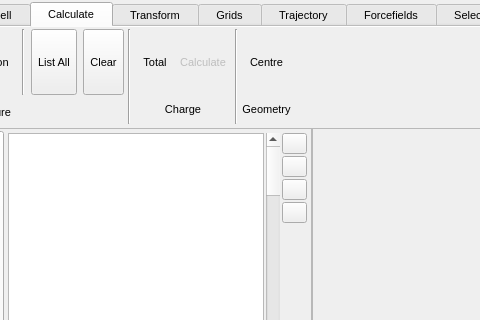
Old version of the form src/gui/mainwindow.ui in the repository trisyoungs/aten; both pictures show x 149 to 629 and y 0 to 320 of the 1146 by 722 pixel window.
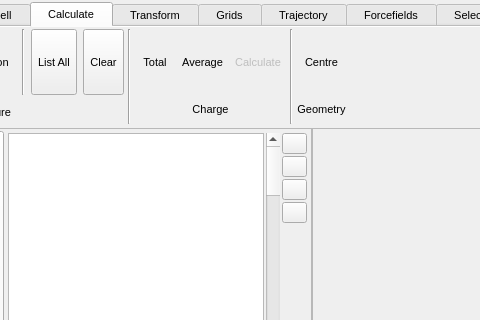
New version of the form. The open tabs and pages were chosen to show the change. Icons and pictures are not drawn. Custom widgets are drawn as their Qt base class.

Commit message: Added average charge calculation, and the ability to smear charges over selected atoms. Added qt.conf to AppImage extra data.

```diff
--- a/src/gui/mainwindow.ui
+++ b/src/gui/mainwindow.ui
@@ -4611,7 +4611,7 @@
             </property>
            </widget>
           </item>
-          <item row="0" column="1">
+          <item row="0" column="2">
            <widget class="TMenuButton" name="CalculateChargeCalculateButton">
             <property name="enabled">
              <bool>false</bool>
@@ -4663,7 +4663,7 @@
             </property>
            </widget>
           </item>
-          <item row="1" column="0" colspan="2">
+          <item row="1" column="0" colspan="3">
            <widget class="QLabel" name="label_23">
             <property name="text">
              <string>Charge</string>
@@ -4673,6 +4673,59 @@
             </property>
            </widget>
           </item>
+          <item row="0" column="1">
+           <widget class="TMenuButton" name="CalculateChargeAverageButton">
+            <property name="sizePolicy">
+             <sizepolicy hsizetype="Preferred" vsizetype="Fixed">
+              <horstretch>0</horstretch>
+              <verstretch>0</verstretch>
+             </sizepolicy>
+            </property>
+            <property name="minimumSize">
+             <size>
+              <width>40</width>
+              <height>66</height>
+             </size>
+            </property>
+            <property name="maximumSize">
+             <size>
+              <width>56</width>
+              <height>66</height>
+             </size>
+            </property>
+            <property name="toolTip">
+             <string>Calculate total charge in selection (or model)</string>
+            </property>
+            <property name="text">
+             <string>Average</string>
+            </property>
+            <property name="icon">
+             <iconset resource="icons.qrc">
+              <normaloff>:/basic/icons/basic_average.svg</normaloff>:/basic/icons/basic_average.svg</iconset>
+            </property>
+            <property name="iconSize">
+             <size>
+              <width>30</width>
+              <height>30</height>
+             </size>
+            </property>
+            <property name="checkable">
+             <bool>false</bool>
+            </property>
+            <property name="checked">
+             <bool>false</bool>
+            </property>
+            <property name="autoExclusive">
+             <bool>false</bool>
+            </property>
+            <property name="toolButtonStyle">
+             <enum>Qt::ToolButtonTextUnderIcon</enum>
+            </property>
+            <property name="autoRaise">
+             <bool>true</bool>
+            </property>
+           </widget>
+          </item>
          </layout>
         </item>
         <item>
```
The commit also changes 11 other files.
